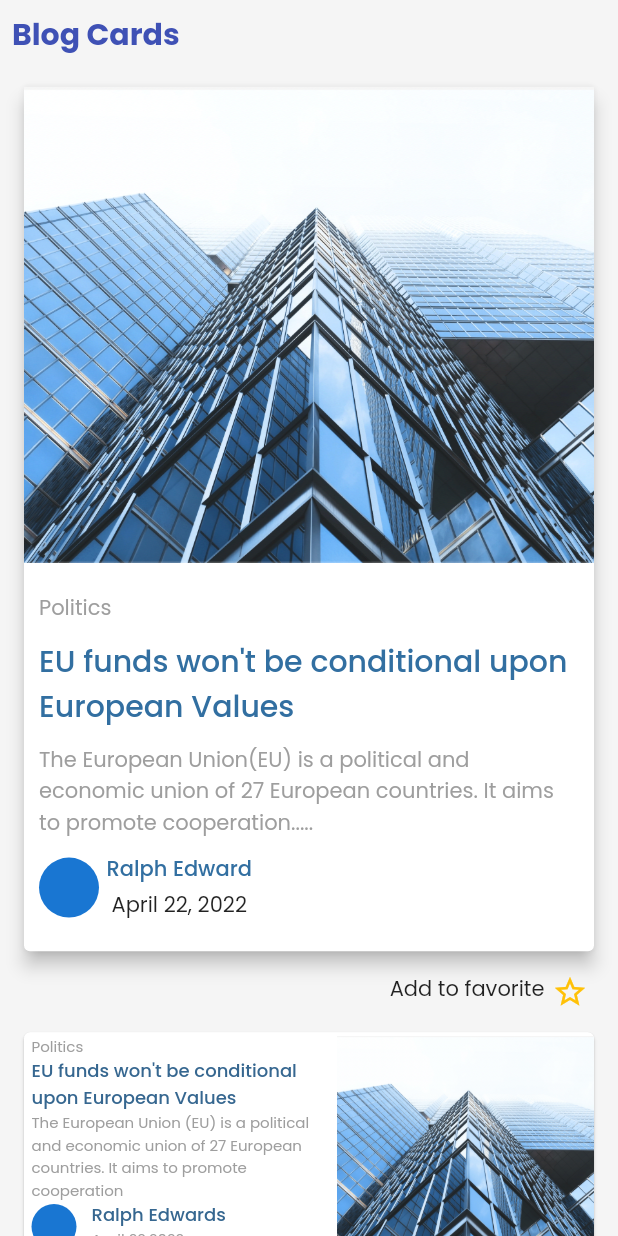
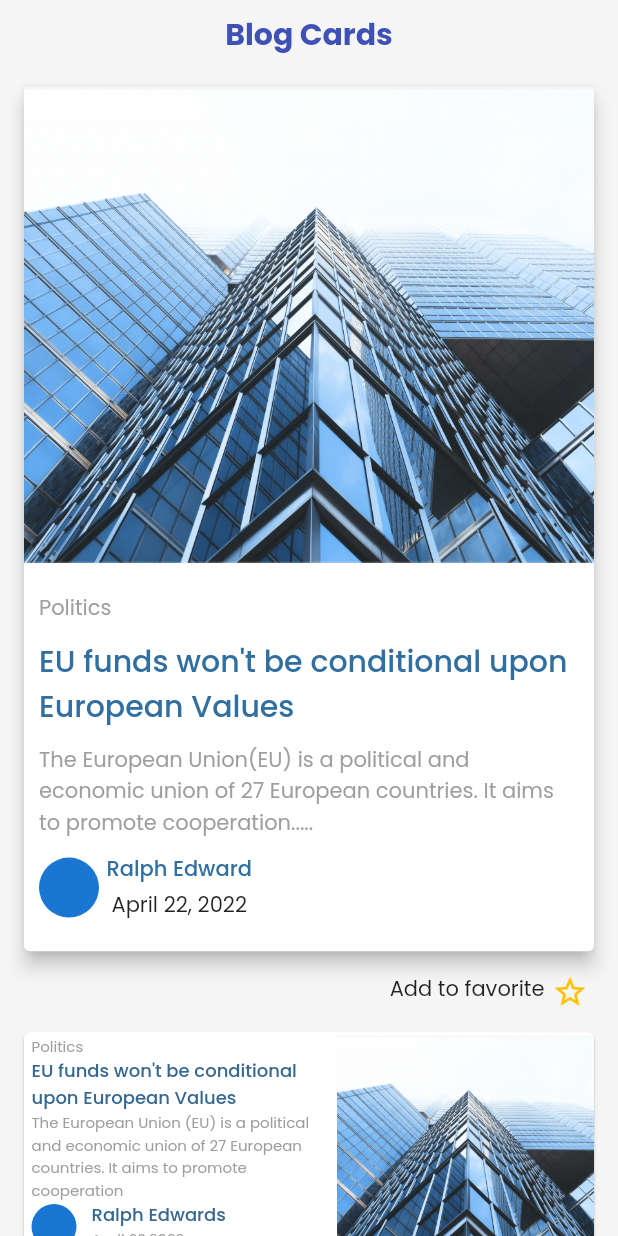
Before and after one commit to Clueless-Community/Spectrum-UI, a Flutter app: the CardScreen screen opened directly, after a tap on the "star border" icon, on a phone screen of 412 x 824 dp. Run offline on Flutter 3.47's test engine with Material 2 defaults, Android fonts, the phone set to English and light mode, and no system bars; our stand-ins replace fluentui_icons, google_fonts, syncfusion_flutter_sliders; missing offline and left inert: clipboard, syncfusion_flutter_core; network calls fail.

Commit message:
Update cards.dart

```diff
--- a/lib/ui_components/cards/cards.dart
+++ b/lib/ui_components/cards/cards.dart
@@ -55,11 +55,11 @@ class _CardScreenState extends State<CardScreen> {
               alignment: Alignment.centerLeft,
               child: Padding(
                 padding: const EdgeInsets.all(8.0),
-                child: Text("Blog Cards",
+                child: Center(child:Text("Blog Cards",
                     style: TextStyle(
                         fontSize: 20,
                         fontWeight: FontWeight.bold,
-                        color: MyTheme.lightBluishColor)),
+                        color: MyTheme.lightBluishColor)),)
               ),
             ),
             Wrap(
@@ -74,7 +74,7 @@ class _CardScreenState extends State<CardScreen> {
                           horizontal: 12,
                           vertical: 8,
                         ),
-                        width: double.infinity,
+                        //width: double.infinity,
                         child: blogCardList[index],
                       ),
                       Padding(
@@ -95,7 +95,7 @@ class _CardScreenState extends State<CardScreen> {
                                       horizontal: 12,
                                       vertical: 8,
                                     ),
-                                    width: double.infinity,
+                                    //width: double.infinity,
                                     child: blogCardList[index],
                                   ),
                                 );
@@ -139,7 +139,7 @@ class _CardScreenState extends State<CardScreen> {
                           horizontal: 12,
                           vertical: 8,
                         ),
-                        width: double.infinity,
+                        //width: double.infinity,
                         child: socialCardList[index],
                       ),
                       Padding(
@@ -160,7 +160,7 @@ class _CardScreenState extends State<CardScreen> {
                                       horizontal: 12,
                                       vertical: 8,
                                     ),
-                                    width: double.infinity,
+                                    //width: double.infinity,
                                     child: socialCardList[index],
                                   ),
                                 );
@@ -204,7 +204,7 @@ class _CardScreenState extends State<CardScreen> {
                           horizontal: 12,
                           vertical: 8,
                         ),
-                        width: double.infinity,
+                        //width: double.infinity,
                         child: blogCardDarKModeList[index],
                       ),
                       Padding(
@@ -225,7 +225,7 @@ class _CardScreenState extends State<CardScreen> {
                                       horizontal: 12,
                                       vertical: 8,
                                     ),
-                                    width: double.infinity,
+                                    //width: double.infinity,
                                     child: blogCardDarKModeList[index],
                                   ),
                                 );
@@ -270,7 +270,7 @@ class _CardScreenState extends State<CardScreen> {
                           horizontal: 12,
                           vertical: 8,
                         ),
-                        width: double.infinity,
+                        //width: double.infinity,
                         child: socialCardDarkModeList[index],
                       ),
                       Padding(
@@ -291,7 +291,7 @@ class _CardScreenState extends State<CardScreen> {
                                       horizontal: 12,
                                       vertical: 8,
                                     ),
-                                    width: double.infinity,
+                                    //width: double.infinity,
                                     child: socialCardDarkModeList[index],
                                   ),
                                 );
```
